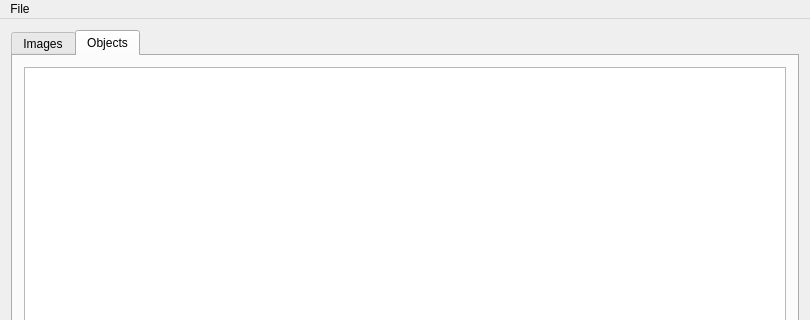
This is mainwindow.ui in bigunclemax/Focus3IPCThemeEditor as Qt 5 draws it before an edit; both pictures show x 0 to 810 and y 0 to 320 of the 810 by 586 pixel window. The edited form follows.
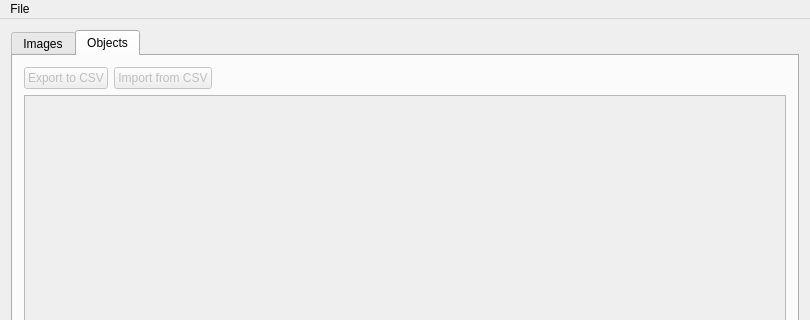
This is the edited form. The open tabs and pages were chosen to show the change.

Commit message: Add import\export buttons for header objects

```diff
--- a/mainwindow.ui
+++ b/mainwindow.ui
@@ -140,10 +140,44 @@
        </layout>
       </widget>
       <widget class="QWidget" name="tab_lines">
+       <property name="enabled">
+        <bool>false</bool>
+       </property>
        <attribute name="title">
         <string>Objects</string>
        </attribute>
        <layout class="QVBoxLayout" name="verticalLayout_11">
+        <item>
+         <layout class="QHBoxLayout" name="horizontalLayout_3">
+          <item>
+           <widget class="QPushButton" name="pushButton_exportCSV">
+            <property name="text">
+             <string>Export to CSV</string>
+            </property>
+           </widget>
+          </item>
+          <item>
+           <widget class="QPushButton" name="pushButton_importCSV">
+            <property name="text">
+             <string>Import from CSV</string>
+            </property>
+           </widget>
+          </item>
+          <item>
+           <spacer name="horizontalSpacer">
+            <property name="orientation">
+             <enum>Qt::Horizontal</enum>
+            </property>
+            <property name="sizeHint" stdset="0">
+             <size>
+              <width>40</width>
+              <height>20</height>
+             </size>
+            </property>
+           </spacer>
+          </item>
+         </layout>
+        </item>
         <item>
          <widget class="QTableView" name="tableView"/>
         </item>
```
The commit also changes 1 other file.
